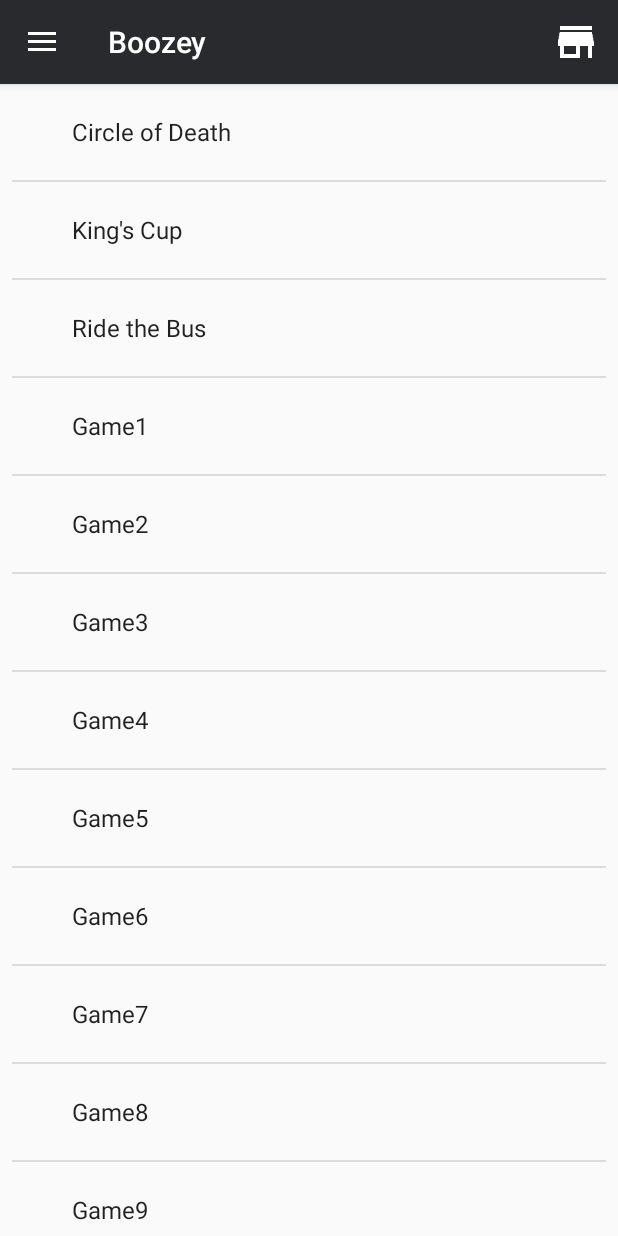
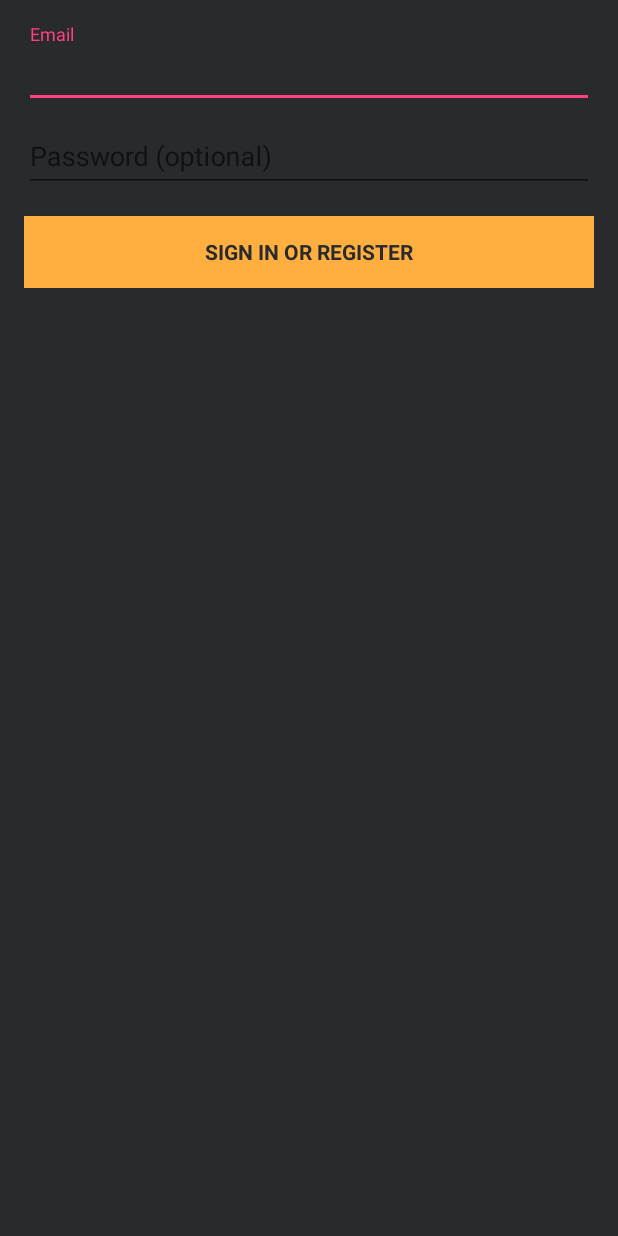
Before and after one commit to NulliSecundus/Boozey, an Android app: the screen it shows after launch (main before the commit, LoginActivity after it), on a phone screen of 412 x 824 dp. Run offline under Robolectric (Android 15) with nearby library versions, the phone set to English and light mode, and no system bars; 2 statements that could not run were skipped.

Commit message:
Implemented login screen

```diff
--- /dev/null
+++ b/app/src/main/java/wisc/boozey/LoginActivity.java
@@ -0,0 +1,357 @@
+package wisc.boozey;
+
+import android.animation.Animator;
+import android.animation.AnimatorListenerAdapter;
+import android.annotation.TargetApi;
+import android.content.Intent;
+import android.content.pm.PackageManager;
+import android.support.annotation.NonNull;
+import android.support.design.widget.Snackbar;
+import android.support.v7.app.AppCompatActivity;
+import android.app.LoaderManager.LoaderCallbacks;
+
+import android.content.CursorLoader;
+import android.content.Loader;
+import android.database.Cursor;
+import android.net.Uri;
+import android.os.AsyncTask;
+
+import android.os.Build;
+import android.os.Bundle;
+import android.provider.ContactsContract;
+import android.text.TextUtils;
+import android.view.KeyEvent;
+import android.view.View;
+import android.view.View.OnClickListener;
+import android.view.inputmethod.EditorInfo;
+import android.widget.ArrayAdapter;
+import android.widget.AutoCompleteTextView;
+import android.widget.Button;
+import android.widget.EditText;
+import android.widget.TextView;
+
+import java.util.ArrayList;
+import java.util.List;
+
+import static android.Manifest.permission.READ_CONTACTS;
+
+/**
+ * A login screen that offers login via email/password.
+ */
+public class LoginActivity extends AppCompatActivity implements LoaderCallbacks<Cursor> {
+
+    /**
+     * Id to identity READ_CONTACTS permission request.
+     */
+    private static final int REQUEST_READ_CONTACTS = 0;
+
+    /**
+     * A dummy authentication store containing known user names and passwords.
+     * TODO: remove after connecting to a real authentication system.
+     */
+    private static final String[] DUMMY_CREDENTIALS = new String[]{
+            "foo@example.com:hello", "bar@example.com:world"
+    };
+    /**
+     * Keep track of the login task to ensure we can cancel it if requested.
+     */
+    private UserLoginTask mAuthTask = null;
+    private boolean startgame = false;
+    // UI references.
+    private AutoCompleteTextView mEmailView;
+    private EditText mPasswordView;
+    private View mProgressView;
+    private View mLoginFormView;
+
+    @Override
+    protected void onCreate(Bundle savedInstanceState) {
+        super.onCreate(savedInstanceState);
+        setContentView(R.layout.activity_login);
+        // Set up the login form.
+        mEmailView = (AutoCompleteTextView) findViewById(R.id.email);
+        populateAutoComplete();
+
+        mPasswordView = (EditText) findViewById(R.id.password);
+        mPasswordView.setOnEditorActionListener(new TextView.OnEditorActionListener() {
+            @Override
+            public boolean onEditorAction(TextView textView, int id, KeyEvent keyEvent) {
+                if (id == R.id.login || id == EditorInfo.IME_NULL) {
+                    attemptLogin();
+                    return true;
+                }
+                return false;
+            }
+        });
+
+        Button mEmailSignInButton = (Button) findViewById(R.id.email_sign_in_button);
+        mEmailSignInButton.setOnClickListener(new OnClickListener() {
+            @Override
+            public void onClick(View view) {
+                attemptLogin();
+                //https://stackoverflow.com/questions/24610527/how-do-i-get-a-button-to-open-another-activity-in-android-studio
+                //
+                if(startgame) {
+                    startActivity(new Intent(LoginActivity.this, main.class));
+                }
+                //
+            }
+        });
+
+        mLoginFormView = findViewById(R.id.login_form);
+        mProgressView = findViewById(R.id.login_progress);
+    }
+
+    private void populateAutoComplete() {
+        if (!mayRequestContacts()) {
+            return;
+        }
+
+        getLoaderManager().initLoader(0, null, this);
+    }
+
+    private boolean mayRequestContacts() {
+        if (Build.VERSION.SDK_INT < Build.VERSION_CODES.M) {
+            return true;
+        }
+        if (checkSelfPermission(READ_CONTACTS) == PackageManager.PERMISSION_GRANTED) {
+            return true;
+        }
+        if (shouldShowRequestPermissionRationale(READ_CONTACTS)) {
+            Snackbar.make(mEmailView, R.string.permission_rationale, Snackbar.LENGTH_INDEFINITE)
+                    .setAction(android.R.string.ok, new View.OnClickListener() {
+                        @Override
+                        @TargetApi(Build.VERSION_CODES.M)
+                        public void onClick(View v) {
+                            requestPermissions(new String[]{READ_CONTACTS}, REQUEST_READ_CONTACTS);
+                        }
+                    });
+        } else {
+            requestPermissions(new String[]{READ_CONTACTS}, REQUEST_READ_CONTACTS);
+        }
+        return false;
+    }
+
+    /**
+     * Callback received when a permissions request has been completed.
+     */
+    @Override
+    public void onRequestPermissionsResult(int requestCode, @NonNull String[] permissions,
+                                           @NonNull int[] grantResults) {
+        if (requestCode == REQUEST_READ_CONTACTS) {
+            if (grantResults.length == 1 && grantResults[0] == PackageManager.PERMISSION_GRANTED) {
+                populateAutoComplete();
+            }
+        }
+    }
+
+
+    /**
+     * Attempts to sign in or register the account specified by the login form.
+     * If there are form errors (invalid email, missing fields, etc.), the
+     * errors are presented and no actual login attempt is made.
+     */
+    private void attemptLogin() {
+        if (mAuthTask != null) {
+            return;
+        }
+
+        // Reset errors.
+        mEmailView.setError(null);
+        mPasswordView.setError(null);
+
+        // Store values at the time of the login attempt.
+        String email = mEmailView.getText().toString();
+        String password = mPasswordView.getText().toString();
+
+        boolean cancel = false;
+        View focusView = null;
+
+        // Check for a valid password, if the user entered one.
+        if (!TextUtils.isEmpty(password) && !isPasswordValid(password)) {
+            mPasswordView.setError(getString(R.string.error_invalid_password));
+            focusView = mPasswordView;
+            cancel = true;
+        }
+
+        // Check for a valid email address.
+        if (TextUtils.isEmpty(email)) {
+            mEmailView.setError(getString(R.string.error_field_required));
+            focusView = mEmailView;
+            cancel = true;
+        } else if (!isEmailValid(email)) {
+            mEmailView.setError(getString(R.string.error_invalid_email));
+            focusView = mEmailView;
+            cancel = true;
+        }
+
+        if (cancel) {
+            // There was an error; don't attempt login and focus the first
+            // form field with an error.
+            focusView.requestFocus();
+        } else {
+            // Show a progress spinner, and kick off a background task to
+            // perform the user login attempt.
+            startgame = true;
+            showProgress(true);
+            mAuthTask = new UserLoginTask(email, password);
+            mAuthTask.execute((Void) null);
+        }
+    }
+
+    private boolean isEmailValid(String email) {
+        //TODO: Replace this with your own logic
+        return email.contains("@");
+    }
+
+    private boolean isPasswordValid(String password) {
+        //TODO: Replace this with your own logic
+        return password.length() > 4;
+    }
+
+    /**
+     * Shows the progress UI and hides the login form.
+     */
+    @TargetApi(Build.VERSION_CODES.HONEYCOMB_MR2)
+    private void showProgress(final boolean show) {
+        // On Honeycomb MR2 we have the ViewPropertyAnimator APIs, which allow
+        // for very easy animations. If available, use these APIs to fade-in
+        // the progress spinner.
+        if (Build.VERSION.SDK_INT >= Build.VERSION_CODES.HONEYCOMB_MR2) {
+            int shortAnimTime = getResources().getInteger(android.R.integer.config_shortAnimTime);
+
+            mLoginFormView.setVisibility(show ? View.GONE : View.VISIBLE);
+            mLoginFormView.animate().setDuration(shortAnimTime).alpha(
+                    show ? 0 : 1).setListener(new AnimatorListenerAdapter() {
+                @Override
+                public void onAnimationEnd(Animator animation) {
+                    mLoginFormView.setVisibility(show ? View.GONE : View.VISIBLE);
+                }
+            });
+
+            mProgressView.setVisibility(show ? View.VISIBLE : View.GONE);
+            mProgressView.animate().setDuration(shortAnimTime).alpha(
+                    show ? 1 : 0).setListener(new AnimatorListenerAdapter() {
+                @Override
+                public void onAnimationEnd(Animator animation) {
+                    mProgressView.setVisibility(show ? View.VISIBLE : View.GONE);
+                }
+            });
+        } else {
+            // The ViewPropertyAnimator APIs are not available, so simply show
+            // and hide the relevant UI components.
+            mProgressView.setVisibility(show ? View.VISIBLE : View.GONE);
+            mLoginFormView.setVisibility(show ? View.GONE : View.VISIBLE);
+        }
+    }
+
+    @Override
+    public Loader<Cursor> onCreateLoader(int i, Bundle bundle) {
+        return new CursorLoader(this,
+                // Retrieve data rows for the device user's 'profile' contact.
+                Uri.withAppendedPath(ContactsContract.Profile.CONTENT_URI,
+                        ContactsContract.Contacts.Data.CONTENT_DIRECTORY), ProfileQuery.PROJECTION,
+
+                // Select only email addresses.
+                ContactsContract.Contacts.Data.MIMETYPE +
+                        " = ?", new String[]{ContactsContract.CommonDataKinds.Email
+                .CONTENT_ITEM_TYPE},
+
+                // Show primary email addresses first. Note that there won't be
+                // a primary email address if the user hasn't specified one.
+                ContactsContract.Contacts.Data.IS_PRIMARY + " DESC");
+    }
+
+    @Override
+    public void onLoadFinished(Loader<Cursor> cursorLoader, Cursor cursor) {
+        List<String> emails = new ArrayList<>();
+        cursor.moveToFirst();
+        while (!cursor.isAfterLast()) {
+            emails.add(cursor.getString(ProfileQuery.ADDRESS));
+            cursor.moveToNext();
+        }
+
+        addEmailsToAutoComplete(emails);
+    }
+
+    @Override
+    public void onLoaderReset(Loader<Cursor> cursorLoader) {
+
+    }
+
+    private void addEmailsToAutoComplete(List<String> emailAddressCollection) {
+        //Create adapter to tell the AutoCompleteTextView what to show in its dropdown list.
+        ArrayAdapter<String> adapter =
+                new ArrayAdapter<>(LoginActivity.this,
+                        android.R.layout.simple_dropdown_item_1line, emailAddressCollection);
+
+        mEmailView.setAdapter(adapter);
+    }
+
+
+    private interface ProfileQuery {
+        String[] PROJECTION = {
+                ContactsContract.CommonDataKinds.Email.ADDRESS,
+                ContactsContract.CommonDataKinds.Email.IS_PRIMARY,
+        };
+
+        int ADDRESS = 0;
+        int IS_PRIMARY = 1;
+    }
+
+    /**
+     * Represents an asynchronous login/registration task used to authenticate
+     * the user.
+     */
+    public class UserLoginTask extends AsyncTask<Void, Void, Boolean> {
+
+        private final String mEmail;
+        private final String mPassword;
+
+        UserLoginTask(String email, String password) {
+            mEmail = email;
+            mPassword = password;
+        }
+
+        @Override
+        protected Boolean doInBackground(Void... params) {
+            // TODO: attempt authentication against a network service.
+
+            try {
+                // Simulate network access.
+                Thread.sleep(2000);
+            } catch (InterruptedException e) {
+                return false;
+            }
+
+            for (String credential : DUMMY_CREDENTIALS) {
+                String[] pieces = credential.split(":");
+                if (pieces[0].equals(mEmail)) {
+                    // Account exists, return true if the password matches.
+                    return pieces[1].equals(mPassword);
+                }
+            }
+
+            // TODO: register the new account here.
+            return true;
+        }
+
+        @Override
+        protected void onPostExecute(final Boolean success) {
+            mAuthTask = null;
+            showProgress(false);
+
+            if (success) {
+                finish();
+            } else {
+                mPasswordView.setError(getString(R.string.error_incorrect_password));
+                mPasswordView.requestFocus();
+            }
+        }
+
+        @Override
+        protected void onCancelled() {
+            mAuthTask = null;
+            showProgress(false);
+        }
+    }
+}
--- /dev/null
+++ b/app/src/main/res/layout/activity_login.xml
@@ -0,0 +1,83 @@
+<LinearLayout xmlns:android="http://schemas.android.com/apk/res/android"
+    xmlns:tools="http://schemas.android.com/tools"
+    android:layout_width="match_parent"
+    android:layout_height="match_parent"
+    android:gravity="center_horizontal"
+    android:orientation="vertical"
+    android:paddingBottom="@dimen/activity_vertical_margin"
+    android:paddingLeft="@dimen/activity_horizontal_margin"
+    android:paddingRight="@dimen/activity_horizontal_margin"
+    android:paddingTop="@dimen/activity_vertical_margin"
+    android:background="@color/colorPrimary"
+    tools:context="wisc.boozey.LoginActivity">
+
+    <!-- Login progress -->
+    <ProgressBar
+        android:id="@+id/login_progress"
+        style="?android:attr/progressBarStyleLarge"
+        android:layout_width="wrap_content"
+        android:layout_height="wrap_content"
+        android:layout_marginBottom="8dp"
+        android:visibility="gone" />
+
+    <ScrollView
+        android:id="@+id/login_form"
+        android:layout_width="match_parent"
+        android:layout_height="match_parent">
+
+        <LinearLayout
+            android:id="@+id/email_login_form"
+            android:layout_width="match_parent"
+            android:layout_height="wrap_content"
+            android:orientation="vertical">
+
+            <android.support.design.widget.TextInputLayout
+                android:layout_width="match_parent"
+                android:layout_height="wrap_content">
+
+                <AutoCompleteTextView
+                    android:id="@+id/email"
+                    android:layout_width="match_parent"
+                    android:layout_height="wrap_content"
+                    android:hint="@string/prompt_email"
+                    android:inputType="textEmailAddress"
+                    android:maxLines="1"
+                    android:textColor="@color/boozeyColor"
+                    android:textColorHint="@color/boozeyColor"
+                    android:singleLine="true" />
+
+            </android.support.design.widget.TextInputLayout>
+
+            <android.support.design.widget.TextInputLayout
+                android:layout_width="match_parent"
+                android:layout_height="wrap_content">
+
+                <EditText
+                    android:id="@+id/password"
+                    android:layout_width="match_parent"
+                    android:layout_height="wrap_content"
+                    android:hint="@string/prompt_password"
+                    android:imeActionId="@+id/login"
+                    android:imeActionLabel="@string/action_sign_in_short"
+                    android:imeOptions="actionUnspecified"
+                    android:inputType="textPassword"
+                    android:maxLines="1"
+                    android:textColor="@color/boozeyColor"
+                    android:textColorHint="@color/boozeyColor"
+                    android:singleLine="true" />
+
+            </android.support.design.widget.TextInputLayout>
+
+            <Button
+                android:id="@+id/email_sign_in_button"
+                style="?android:textAppearanceSmall"
+                android:layout_width="match_parent"
+                android:layout_height="wrap_content"
+                android:layout_marginTop="16dp"
+                android:text="@string/action_sign_in"
+                android:textStyle="bold"
+                android:background="@color/boozeyColor"
+                android:textColor="@color/colorPrimary"/>
+        </LinearLayout>
+    </ScrollView>
+</LinearLayout>
--- a/app/src/main/res/values/colors.xml
+++ b/app/src/main/res/values/colors.xml
@@ -3,4 +3,5 @@
     <color name="colorPrimary">#292a2d</color>
     <color name="colorPrimaryDark">#141415</color>
     <color name="colorAccent">#FF4081</color>
+    <color name="boozeyColor">#FFFFAF40</color>
 </resources>
--- a/app/src/main/res/values/strings.xml
+++ b/app/src/main/res/values/strings.xml
@@ -9,4 +9,18 @@
     <string name="location_settings">Location</string>
     <string name="notification_settings">Notifications</string>
     <string name="logout_settings">Logout</string>
+    <string name="title_activity_login">Sign in</string>
+
+    <!-- Strings related to login -->
+    <string name="prompt_email">Email</string>
+    <string name="prompt_password">Password (optional)</string>
+    <string name="action_sign_in">Sign in or register</string>
+    <string name="action_sign_in_short">Sign in</string>
+    <string name="error_invalid_email">This email address is invalid</string>
+    <string name="error_invalid_password">This password is too short</string>
+    <string name="error_incorrect_password">This password is incorrect</string>
+    <string name="error_field_required">This field is required</string>
+    <string name="permission_rationale">"Contacts permissions are needed for providing email
+        completions."
+    </string>
 </resources>
```
Also changed, not shown: app/src/main/AndroidManifest.xml (+13 -4 lines).
